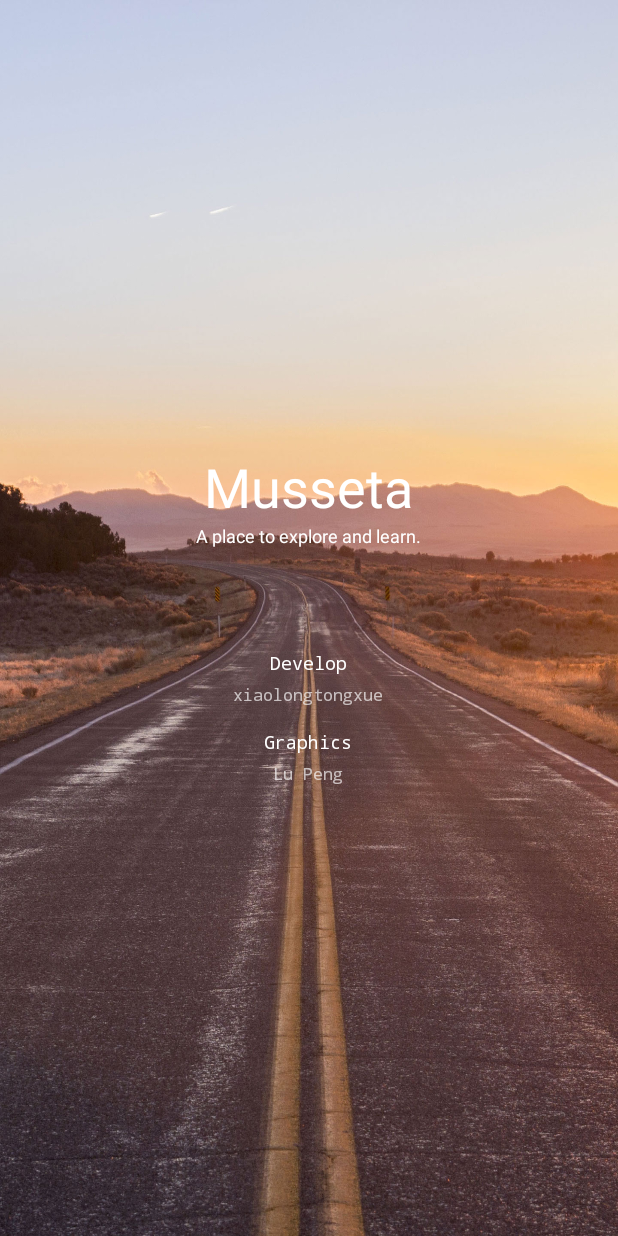
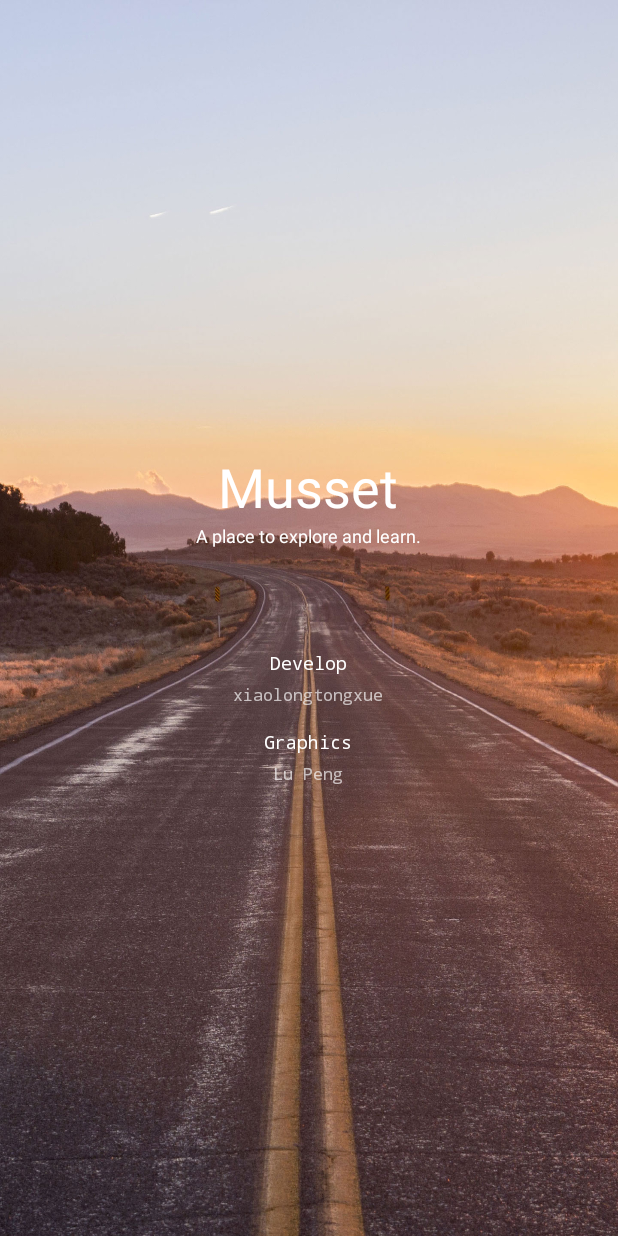
Before and after one commit to longkai/Musseta, an Android app: the layout activity_about.xml on its own in the app's theme, with its tools: preview values and no code run, on a phone screen of 412 x 824 dp. Run offline under Robolectric (Android 15) with nearby library versions, the phone set to English and light mode, and no system bars.

Commit message:
Change products flavor names.
Version 0.5.0 now in beta!

```diff
--- a/app/build.gradle
+++ b/app/build.gradle
@@ -42,7 +42,9 @@ android {
     minSdkVersion 9
     targetSdkVersion rootProject.ext.versions.targetSdk
     versionCode 1
-    versionName "0.2.0"
+    versionName "0.5.0"
+
+    archivesBaseName = "musset-$versionName-$versionCode"
 
     manifestPlaceholders = ["channel": "dev"] // default to dev chanel
 
--- a/app/src/main/res/values/strings.xml
+++ b/app/src/main/res/values/strings.xml
@@ -1,7 +1,7 @@
 <?xml version="1.0" encoding="utf-8"?>
 
 <resources>
-  <string name="app_name">Musseta</string>
+  <string name="app_name">Musset</string>
   <string name="slogan">A place to explore and learn.</string>
   <string name="settings">Settings</string>
   <string name="share">Share</string>
```
Also changed, not shown: 2 other files.
